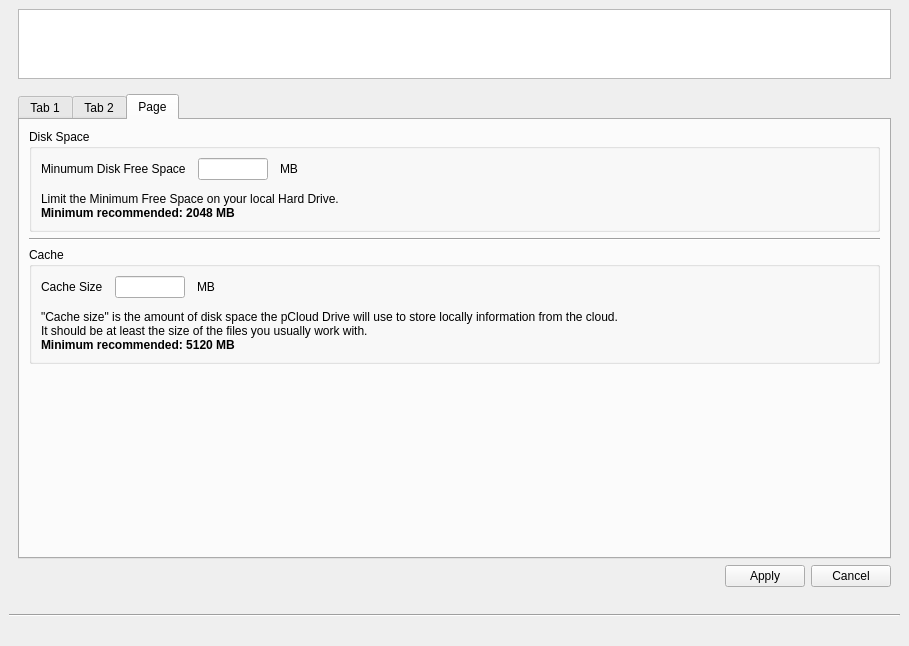
Before: the Qt Designer form pcloudwindow.ui in pcloudcom/psyncgui, drawn with Qt 5.
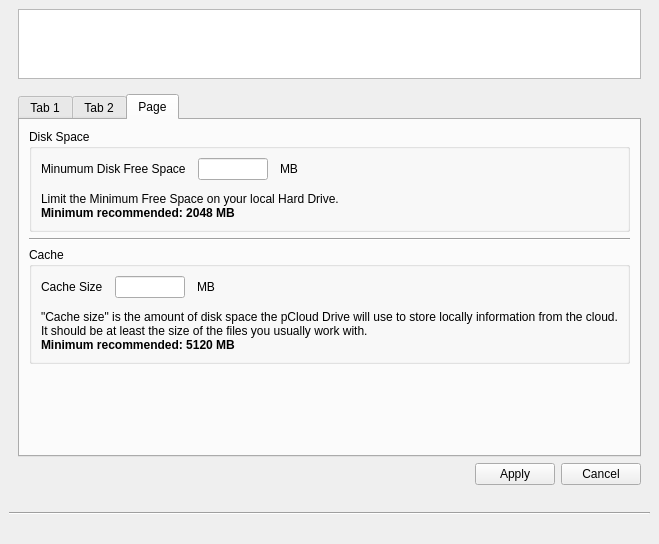
After: the same form once the commit is applied. Icons and pictures are not drawn.

Commit message: SLX-236 | singleton for windows update: ++ msg, main win update

The edit to the form file:
```diff
--- a/pcloudwindow.ui
+++ b/pcloudwindow.ui
@@ -6,8 +6,8 @@
    <rect>
     <x>0</x>
     <y>0</y>
-    <width>909</width>
-    <height>646</height>
+    <width>600</width>
+    <height>544</height>
    </rect>
   </property>
   <property name="windowTitle">
```
Left out of the diff: 37 changed lines with no effect on the pictures. The commit also changes 1 other file.
